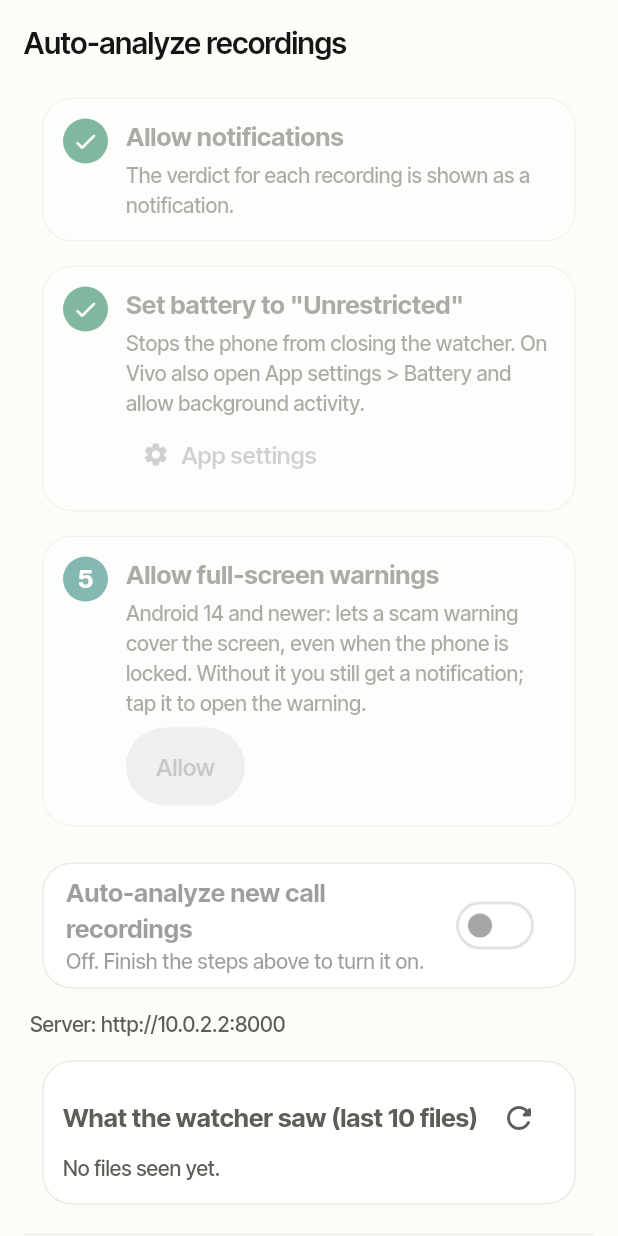
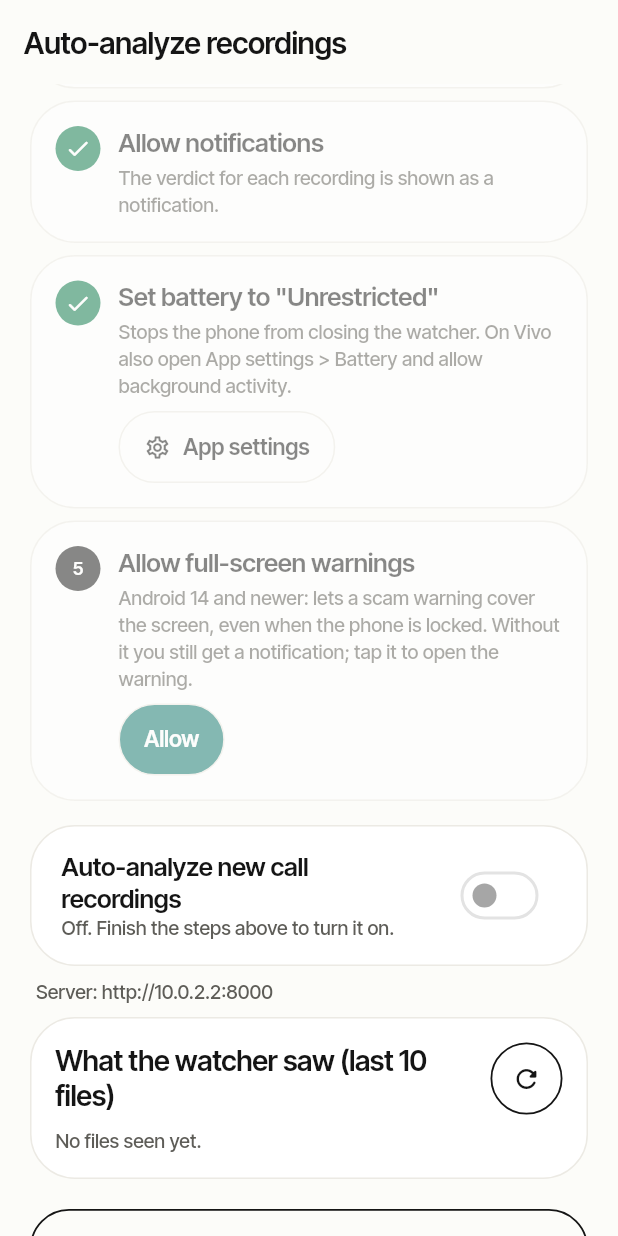
Before and after one commit to Radhikakalbhor/ScamRakshak, a Flutter app: the AutoAnalyzeScreen screen opened by its route, scrolled down 576 dp, on a phone screen of 412 x 824 dp. Run offline on Flutter 3.47's test engine with Material 3 defaults, Android fonts, the phone set to English and light mode, and no system bars; our stand-ins replace audioplayers, file_picker, fl_chart, flutter_local_notifications, flutter_riverpod, go_router and 3 more; missing offline and left inert: flutter_foreground_task, mobile_scanner, record; accounts and stored records are empty.

Commit message:
style(auto): migrate auto-analyze setup to the design system (presentation only)

```diff
--- a/lib/features/call_detector/auto_analyze_screen.dart
+++ b/lib/features/call_detector/auto_analyze_screen.dart
@@ -6,7 +6,8 @@ import 'package:go_router/go_router.dart';
 
 import '../../core/providers.dart';
 import '../../core/strings.dart';
-import '../../core/theme.dart';
+import '../../core/design/components.dart';
+import '../../core/design/tokens.dart';
 import 'auto_analyze_core.dart';
 import 'auto_analyze_service.dart';
 import 'recording_result_screen.dart' show callTimelineProvider;
@@ -102,8 +103,7 @@ class _AutoAnalyzeScreenState extends ConsumerState<AutoAnalyzeScreen> with Widg
     });
   }
 
-  void _snack(String key) =>
-      ScaffoldMessenger.of(context).showSnackBar(SnackBar(content: Text(S.of(context).t(key))));
+  void _snack(String key) => showDsToast(context, S.of(context).t(key));
 
   Future<void> _run(Future<void> Function() f) async {
     if (_busy) return;
@@ -161,7 +161,7 @@ class _AutoAnalyzeScreenState extends ConsumerState<AutoAnalyzeScreen> with Widg
     if (store == null) {
       return Scaffold(
         appBar: AppBar(title: Text(s.t('auto_title'))),
-        body: const Center(child: CircularProgressIndicator()),
+        body: const LoadingState(),
       );
     }
     final consent = store.consent;
@@ -173,71 +173,69 @@ class _AutoAnalyzeScreenState extends ConsumerState<AutoAnalyzeScreen> with Widg
     return Scaffold(
       appBar: AppBar(title: Text(s.t('auto_title'))),
       body: SafeArea(
-        child: ListView(padding: const EdgeInsets.all(16), children: [
-          Card(
+        child: ListView(padding: const EdgeInsets.fromLTRB(DsSpace.xl, DsSpace.s, DsSpace.xl, DsSpace.section), children: [
+          PastelCard(
             key: const Key('auto_consent'),
-            color: consent ? null : const Color(0xFFFFF8E1),
-            child: Padding(
-              padding: const EdgeInsets.all(14),
+            color: consent ? DsColors.mint : DsColors.peach,
             child: Column(crossAxisAlignment: CrossAxisAlignment.stretch, children: [
               Row(children: [
-                  const Icon(Icons.privacy_tip_rounded, color: AppTheme.primaryTeal),
-                  const SizedBox(width: 8),
-                  Expanded(child: Text(s.t('auto_consent_title'), style: Theme.of(context).textTheme.titleLarge)),
+                const IconBadge(Icons.privacy_tip_outlined),
+                const SizedBox(width: DsSpace.m),
+                Expanded(child: Text(s.t('auto_consent_title'), style: DsType.cardTitle)),
               ]),
-                const SizedBox(height: 8),
-                Text(s.t('auto_consent'), style: const TextStyle(fontSize: 16, fontWeight: FontWeight.w600)),
-                const SizedBox(height: 6),
-                Text(s.t('auto_consent_more'), style: const TextStyle(fontSize: 15)),
-                const SizedBox(height: 10),
+              const SizedBox(height: DsSpace.m),
+              Text(s.t('auto_consent'), style: DsType.title),
+              const SizedBox(height: DsSpace.s),
+              Text(s.t('auto_consent_more'), style: DsType.body),
+              const SizedBox(height: DsSpace.l),
               if (consent)
                 Row(children: [
-                    const Icon(Icons.check_circle_rounded, color: AppTheme.successGreen),
-                    const SizedBox(width: 6),
-                    Expanded(child: Text(s.t('auto_consent_agree'))),
+                  const Icon(Icons.check_circle_outline_rounded, color: DsColors.safe),
+                  const SizedBox(width: DsSpace.s),
+                  Expanded(child: Text(s.t('auto_consent_agree'), style: DsType.title)),
                 ])
               else
-                  FilledButton(
+                PrimaryButton(
                   key: const Key('auto_agree'),
+                  label: s.t('auto_consent_agree'),
                   onPressed: _busy ? null : () => _run(() => store.setConsent(true)),
-                    child: Text(s.t('auto_consent_agree')),
                 ),
             ]),
           ),
-          ),
-          const SizedBox(height: 8),
+          const SizedBox(height: DsSpace.m),
           _step(
             n: 1,
             done: folder != null && _folderOk,
             enabled: consent,
             title: s.t('auto_step_folder'),
             body: Column(crossAxisAlignment: CrossAxisAlignment.start, children: [
-              Text(folder ?? s.t('auto_step_folder_none'),
-                  key: const Key('auto_folder'), style: const TextStyle(color: AppTheme.textSecondary)),
+              Text(folder ?? s.t('auto_step_folder_none'), key: const Key('auto_folder'), style: DsType.small),
               if (folder != null && !_folderOk)
-                Text(s.t('auto_step_folder_missing'), style: const TextStyle(color: AppTheme.errorRed)),
+                Text(s.t('auto_step_folder_missing'), style: DsType.body.copyWith(color: DsColors.alert)),
               if (candidates.isNotEmpty) ...[
-                const SizedBox(height: 6),
-                Text(s.t('auto_step_folder_found')),
-                Wrap(spacing: 6, children: [
+                const SizedBox(height: DsSpace.s),
+                Text(s.t('auto_step_folder_found'), style: DsType.small),
+                const SizedBox(height: DsSpace.xs),
+                Wrap(spacing: DsSpace.s, runSpacing: DsSpace.s, children: [
                   for (final c in candidates)
-                    ActionChip(
-                      label: Text(c.replaceFirst('/storage/emulated/0/', '')),
-                      onPressed: !consent || _busy ? null : () => _run(() => _setFolder(c)),
+                    PillChip(
+                      label: c.replaceFirst('/storage/emulated/0/', ''),
+                      icon: Icons.folder_outlined,
+                      onTap: !consent || _busy ? null : () => _run(() => _setFolder(c)),
                     ),
                 ]),
               ],
-              const SizedBox(height: 6),
-              OutlinedButton.icon(
+              const SizedBox(height: DsSpace.s),
+              PillChip(
                 key: const Key('auto_pick_folder'),
-                onPressed: !consent || _busy
+                icon: Icons.folder_open_outlined,
+                label: s.t('auto_step_folder_pick'),
+                onTap: !consent || _busy
                     ? null
                     : () => _run(() async {
                           final p = await _platform.pickFolder();
                           if (p != null && p.isNotEmpty) await _setFolder(p);
                         }),
-                icon: const Icon(Icons.folder_open_rounded),
-                label: Text(s.t('auto_step_folder_pick')),
               ),
             ]),
           ),
@@ -265,11 +263,12 @@ class _AutoAnalyzeScreenState extends ConsumerState<AutoAnalyzeScreen> with Widg
             body: Column(crossAxisAlignment: CrossAxisAlignment.start, children: [
               _permissionBody(s, 'auto_step_battery_help', 'auto_allow_battery', _battery,
                   () => _run(() async => _platform.requestBatteryUnrestricted())),
-              TextButton.icon(
+              const SizedBox(height: DsSpace.s),
+              PillChip(
                 key: const Key('auto_app_settings'),
-                onPressed: !consent ? null : () => _run(_platform.openSettings),
-                icon: const Icon(Icons.settings_rounded),
-                label: Text(s.t('auto_open_settings')),
+                icon: Icons.settings_outlined,
+                label: s.t('auto_open_settings'),
+                onTap: !consent ? null : () => _run(_platform.openSettings),
               ),
             ]),
           ),
@@ -278,43 +277,41 @@ class _AutoAnalyzeScreenState extends ConsumerState<AutoAnalyzeScreen> with Widg
             done: _fsi,
             enabled: consent,
             title: s.t('auto_step_fsi'),
-            body: Column(crossAxisAlignment: CrossAxisAlignment.start, children: [
-              Text(s.t('auto_step_fsi_help'), style: const TextStyle(color: AppTheme.textSecondary)),
-              if (!_fsi) ...[
-                const SizedBox(height: 6),
-                FilledButton.tonal(
-                  key: const Key('auto_allow_fsi'),
-                  onPressed: _busy || !consent ? null : () => _run(_platform.openFullScreenIntentSettings),
-                  child: Text(s.t('auto_allow')),
+            body: _permissionBody(s, 'auto_step_fsi_help', 'auto_allow_fsi', _fsi,
+                () => _run(_platform.openFullScreenIntentSettings)),
           ),
-              ],
-            ]),
-          ),
-          const SizedBox(height: 8),
-          Card(
+          const SizedBox(height: DsSpace.s),
+          SurfacePanel(
+            color: on ? DsColors.mint : DsColors.surface,
+            padding: const EdgeInsets.symmetric(vertical: DsSpace.s, horizontal: DsSpace.xs),
+            child: Material(
+              type: MaterialType.transparency,
               child: SwitchListTile(
                 key: const Key('auto_toggle'),
                 value: on,
                 onChanged: _busy || (!on && !ready) ? null : _toggle,
-              title: Text(s.t('auto_toggle'), style: const TextStyle(fontSize: 17, fontWeight: FontWeight.bold)),
-              subtitle: Text(s.t(on ? 'auto_toggle_sub_on' : (ready ? 'auto_toggle_sub_ready' : 'auto_toggle_sub_off'))),
+                title: Text(s.t('auto_toggle'), style: DsType.title),
+                subtitle: Text(s.t(on ? 'auto_toggle_sub_on' : (ready ? 'auto_toggle_sub_ready' : 'auto_toggle_sub_off')),
+                    style: DsType.small),
+              ),
             ),
           ),
           Padding(
-            padding: const EdgeInsets.symmetric(horizontal: 4, vertical: 6),
-            child: Text('${s.t('auto_server')}: $_server', style: const TextStyle(color: AppTheme.textSecondary)),
+            padding: const EdgeInsets.symmetric(horizontal: DsSpace.xs, vertical: DsSpace.s),
+            child: Text('${s.t('auto_server')}: $_server', style: DsType.small),
           ),
           _diagnosticsCard(s, store),
-          const Divider(height: 24),
-          OutlinedButton.icon(
+          const SizedBox(height: DsSpace.xl),
+          PrimaryButton(
             key: const Key('auto_demo_warning'),
+            label: s.t('auto_demo'),
+            icon: Icons.science_outlined,
+            filled: false,
             onPressed: _busy ? null : _demo,
-            icon: const Icon(Icons.science_rounded),
-            label: Text(s.t('auto_demo')),
           ),
           Padding(
-            padding: const EdgeInsets.only(top: 4),
-            child: Text(s.t('auto_demo_help'), style: const TextStyle(color: AppTheme.textSecondary)),
+            padding: const EdgeInsets.only(top: DsSpace.s),
+            child: Text(s.t('auto_demo_help'), style: DsType.small),
           ),
         ]),
       ),
@@ -326,61 +323,63 @@ class _AutoAnalyzeScreenState extends ConsumerState<AutoAnalyzeScreen> with Widg
     final diag = store.diagnostics;
     final err = store.lastError;
     String two(int v) => v.toString().padLeft(2, '0');
-    return Card(
+    return SurfacePanel(
       key: const Key('auto_diag'),
-      child: Padding(
-        padding: const EdgeInsets.all(14),
+      padding: const EdgeInsets.all(DsSpace.l),
       child: Column(crossAxisAlignment: CrossAxisAlignment.start, children: [
         Row(children: [
-            Expanded(child: Text(s.t('auto_diag_title'), style: const TextStyle(fontSize: 17, fontWeight: FontWeight.bold))),
-            IconButton(
+          Expanded(child: Text(s.t('auto_diag_title'), style: DsType.section)),
+          ArrowButton(
             key: const Key('auto_diag_refresh'),
-              tooltip: s.t('auto_diag_refresh'),
-              onPressed: _refresh,
-              icon: const Icon(Icons.refresh_rounded),
+            icon: Icons.refresh_rounded,
+            semanticLabel: s.t('auto_diag_refresh'),
+            onTap: _refresh,
           ),
         ]),
+        const SizedBox(height: DsSpace.s),
         if (err != null)
           Container(
             key: const Key('auto_diag_error'),
             width: double.infinity,
-              margin: const EdgeInsets.only(bottom: 8),
-              padding: const EdgeInsets.all(10),
-              color: const Color(0xFFFFEBEE),
-              child: Text('${s.t('auto_diag_last_error')}: $err', style: const TextStyle(color: AppTheme.errorRed)),
+            margin: const EdgeInsets.only(bottom: DsSpace.s),
+            padding: const EdgeInsets.all(DsSpace.m),
+            decoration: BoxDecoration(color: DsColors.alertSoft, borderRadius: BorderRadius.circular(DsRadius.tile)),
+            child: Text('${s.t('auto_diag_last_error')}: $err', style: DsType.body),
           ),
-          if (diag.isEmpty) Text(s.t('auto_diag_empty'), style: const TextStyle(color: AppTheme.textSecondary)),
+        if (diag.isEmpty) Text(s.t('auto_diag_empty'), style: DsType.small),
         for (final d in diag)
           Padding(
-              padding: const EdgeInsets.symmetric(vertical: 3),
+            padding: const EdgeInsets.symmetric(vertical: DsSpace.xs),
             child: Row(crossAxisAlignment: CrossAxisAlignment.start, children: [
-                Icon(d.accepted ? Icons.check_circle_rounded : Icons.remove_circle_outline_rounded,
-                    size: 18, color: d.accepted ? AppTheme.successGreen : AppTheme.textSecondary),
-                const SizedBox(width: 6),
+              Icon(d.accepted ? Icons.check_circle_outline_rounded : Icons.remove_circle_outline_rounded,
+                  size: 18, color: d.accepted ? DsColors.safe : DsColors.muted),
+              const SizedBox(width: DsSpace.s),
               Expanded(
                 child: Text.rich(TextSpan(children: [
-                    TextSpan(text: d.name, style: const TextStyle(fontWeight: FontWeight.w600)),
+                  TextSpan(text: d.name, style: DsType.title.copyWith(fontSize: 15)),
                   TextSpan(
                       text: '\n${two(d.at.hour)}:${two(d.at.minute)}:${two(d.at.second)} · '
-                            '${s.t(d.accepted ? 'auto_diag_accepted' : 'auto_diag_rejected')}: ${d.reason}'),
+                          '${s.t(d.accepted ? 'auto_diag_accepted' : 'auto_diag_rejected')}: ${d.reason}',
+                      style: DsType.small),
                 ])),
               ),
             ]),
           ),
       ]),
-      ),
     );
   }
 
   Widget _permissionBody(S s, String helpKey, String buttonKey, bool granted, VoidCallback onAllow) =>
       Column(crossAxisAlignment: CrossAxisAlignment.start, children: [
-        Text(s.t(helpKey), style: const TextStyle(color: AppTheme.textSecondary)),
+        Text(s.t(helpKey), style: DsType.small),
         if (!granted) ...[
-          const SizedBox(height: 6),
-          FilledButton.tonal(
+          const SizedBox(height: DsSpace.s),
+          PillChip(
             key: Key(buttonKey),
-            onPressed: _busy || !(_store?.consent ?? false) ? null : onAllow,
-            child: Text(s.t('auto_allow')),
+            label: s.t('auto_allow'),
+            background: DsColors.brand,
+            foreground: DsColors.onDark,
+            onTap: _busy || !(_store?.consent ?? false) ? null : onAllow,
           ),
         ],
       ]);
@@ -394,23 +393,26 @@ class _AutoAnalyzeScreenState extends ConsumerState<AutoAnalyzeScreen> with Widg
   }) =>
       Opacity(
         opacity: enabled ? 1 : 0.5,
-        child: Card(
+        child: Padding(
+          padding: const EdgeInsets.only(bottom: DsSpace.s),
+          child: SurfacePanel(
             key: Key('auto_step_$n'),
-          child: Padding(
-            padding: const EdgeInsets.all(14),
+            padding: const EdgeInsets.all(DsSpace.l),
             child: Row(crossAxisAlignment: CrossAxisAlignment.start, children: [
-              CircleAvatar(
-                radius: 15,
-                backgroundColor: done ? AppTheme.successGreen : AppTheme.primaryTeal,
+              Container(
+                width: 30,
+                height: 30,
+                alignment: Alignment.center,
+                decoration: BoxDecoration(color: done ? DsColors.safe : DsColors.ink, shape: BoxShape.circle),
                 child: done
-                    ? const Icon(Icons.check_rounded, color: Colors.white, size: 18)
-                    : Text('$n', style: const TextStyle(color: Colors.white, fontWeight: FontWeight.bold)),
+                    ? const Icon(Icons.check_rounded, color: DsColors.onDark, size: 18)
+                    : Text('$n', style: DsType.caption.copyWith(color: DsColors.onDark)),
               ),
-              const SizedBox(width: 12),
+              const SizedBox(width: DsSpace.m),
               Expanded(
                 child: Column(crossAxisAlignment: CrossAxisAlignment.start, children: [
-                  Text(title, style: const TextStyle(fontSize: 17, fontWeight: FontWeight.bold)),
-                  const SizedBox(height: 4),
+                  Text(title, style: DsType.title),
+                  const SizedBox(height: DsSpace.xs),
                   body,
                 ]),
               ),
```
Also changed, not shown: 1 other file. Lines whose indentation alone changed are shown as unchanged.
